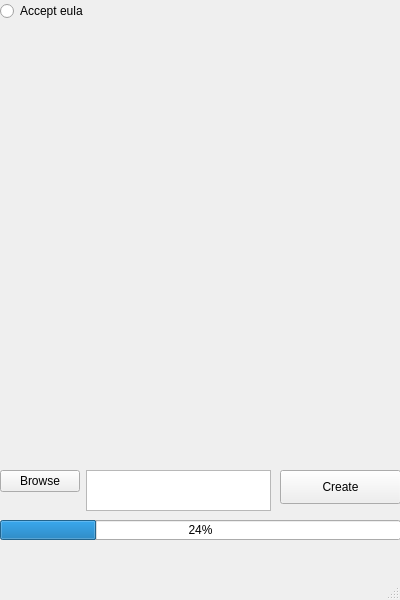
Above: window.ui from chicken10dys/MinecraftServerMakerGUI before the change. Below: the same form after it.
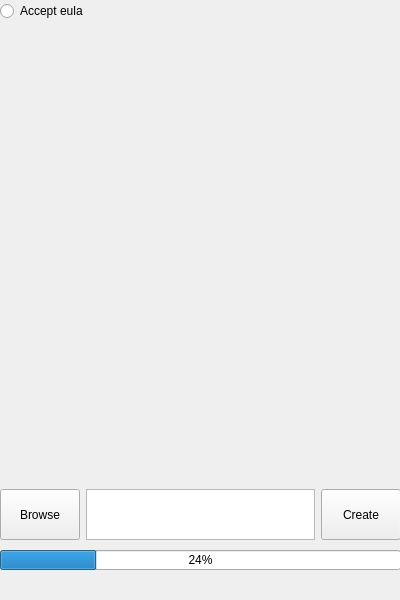
That is the form after the change.

The edit to the form file:
```diff
--- a/window.ui
+++ b/window.ui
@@ -26,42 +26,6 @@
    <string>Minecraft Server Maker</string>
   </property>
   <widget class="QWidget" name="centralwidget">
-   <widget class="QWidget" name="formLayoutWidget">
-    <property name="geometry">
-     <rect>
-      <x>0</x>
-      <y>470</y>
-      <width>271</width>
-      <height>41</height>
-     </rect>
-    </property>
-    <layout class="QFormLayout" name="formLayout">
-     <property name="sizeConstraint">
-      <enum>QLayout::SetMaximumSize</enum>
-     </property>
-     <item row="0" column="0">
-      <widget class="QPushButton" name="browseBtn">
-       <property name="text">
-        <string>Browse</string>
-       </property>
-      </widget>
-     </item>
-     <item row="0" column="1">
-      <widget class="QTextEdit" name="browseTxt"/>
-     </item>
-    </layout>
-   </widget>
-   <widget class="QWidget" name="verticalLayoutWidget">
-    <property name="geometry">
-     <rect>
-      <x>70</x>
-      <y>340</y>
-      <width>271</width>
-      <height>51</height>
-     </rect>
-    </property>
-    <layout class="QVBoxLayout" name="verticalLayout"/>
-   </widget>
    <widget class="QRadioButton" name="eulaBtn">
     <property name="geometry">
      <rect>
@@ -79,7 +43,7 @@
     <property name="geometry">
      <rect>
       <x>0</x>
-      <y>520</y>
+      <y>550</y>
       <width>401</width>
       <height>20</height>
      </rect>
@@ -88,18 +52,68 @@
      <number>24</number>
     </property>
    </widget>
-   <widget class="QPushButton" name="createBtn">
+   <widget class="QWidget" name="horizontalLayoutWidget">
     <property name="geometry">
      <rect>
-      <x>280</x>
-      <y>470</y>
-      <width>121</width>
-      <height>34</height>
+      <x>0</x>
+      <y>489</y>
+      <width>401</width>
+      <height>51</height>
      </rect>
     </property>
-    <property name="text">
-     <string>Create</string>
-    </property>
+    <layout class="QHBoxLayout" name="horizontalLayout">
+     <property name="sizeConstraint">
+      <enum>QLayout::SetMaximumSize</enum>
+     </property>
+     <item>
+      <widget class="QPushButton" name="browseBtn">
+       <property name="sizePolicy">
+        <sizepolicy hsizetype="Minimum" vsizetype="Expanding">
+         <horstretch>0</horstretch>
+         <verstretch>50</verstretch>
+        </sizepolicy>
+       </property>
+       <property name="text">
+        <string>Browse</string>
+       </property>
+      </widget>
+     </item>
+     <item>
+      <widget class="QTextEdit" name="browseTxt">
+       <property name="sizePolicy">
+        <sizepolicy hsizetype="Expanding" vsizetype="Maximum">
+         <horstretch>25</horstretch>
+         <verstretch>0</verstretch>
+        </sizepolicy>
+       </property>
+       <property name="minimumSize">
+        <size>
+         <width>0</width>
+         <height>25</height>
+        </size>
+       </property>
+       <property name="baseSize">
+        <size>
+         <width>0</width>
+         <height>25</height>
+        </size>
+       </property>
+      </widget>
+     </item>
+     <item>
+      <widget class="QPushButton" name="createBtn">
+       <property name="sizePolicy">
+        <sizepolicy hsizetype="Maximum" vsizetype="Expanding">
+         <horstretch>0</horstretch>
+         <verstretch>50</verstretch>
+        </sizepolicy>
+       </property>
+       <property name="text">
+        <string>Create</string>
+       </property>
+      </widget>
+     </item>
+    </layout>
    </widget>
   </widget>
   <widget class="QMenuBar" name="menubar">
@@ -112,7 +126,6 @@
     </rect>
    </property>
   </widget>
-  <widget class="QStatusBar" name="statusbar"/>
  </widget>
  <resources/>
  <connections/>
```
